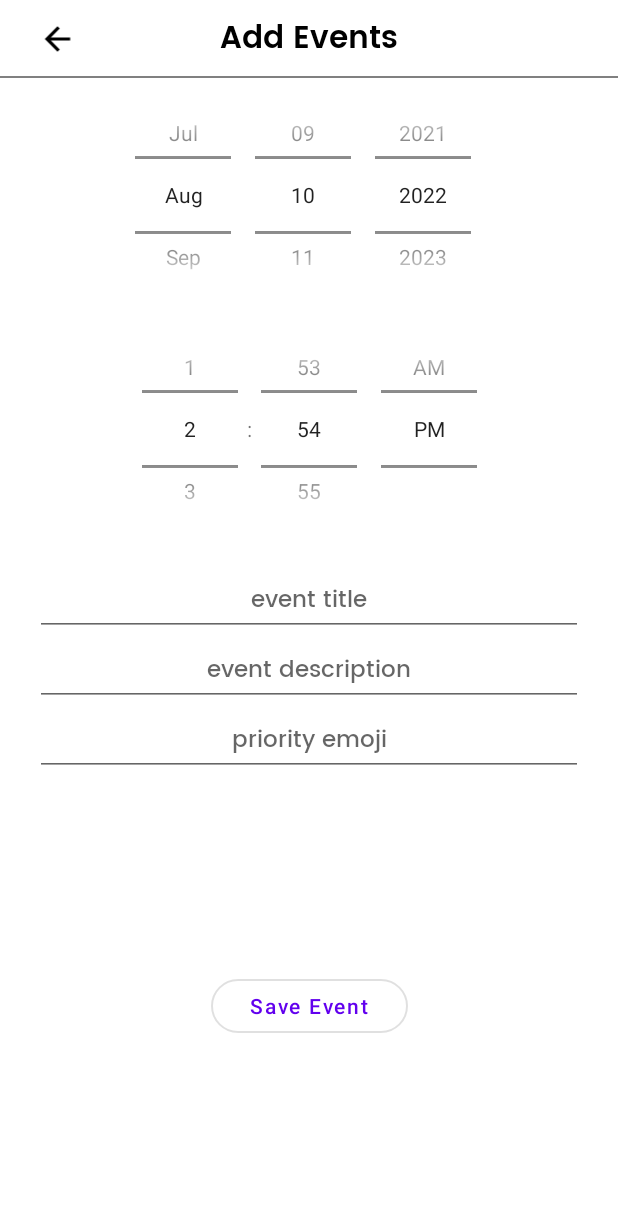
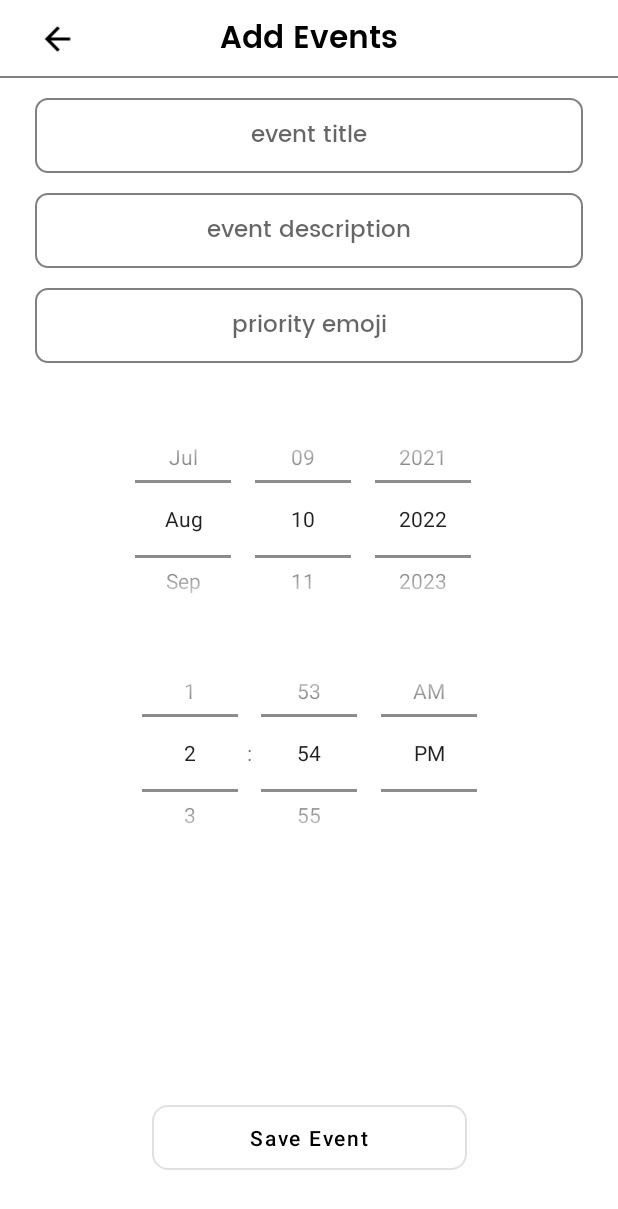
Before and after one commit to visakhc/RemindMe, an Android app: the AddEvents screen opened directly, with no data from a screen before it, on a phone screen of 412 x 824 dp. Shown: the top 1209 px of the screen. Run offline under Robolectric (Android 15) with nearby library versions, the phone set to English and light mode, and no system bars; our stand-ins replace CircleImageView, Room's generated code, sdp/ssp sizes.

Commit message:
added some design modifications.

```diff
--- /dev/null
+++ b/app/src/main/res/drawable/shape_edittext.xml
@@ -0,0 +1,8 @@
+<?xml version="1.0" encoding="utf-8"?>
+<shape xmlns:android="http://schemas.android.com/apk/res/android">
+    <corners android:radius="8dp" />
+    <stroke
+        android:width="1dp"
+        android:color="@color/gray" />
+    <solid android:color="@color/white" />
+</shape>
--- a/app/src/main/res/layout/activity_add_events.xml
+++ b/app/src/main/res/layout/activity_add_events.xml
@@ -20,9 +20,10 @@
         android:layout_gravity="center"
         android:calendarViewShown="false"
         android:datePickerMode="spinner"
+        android:layout_marginTop="@dimen/_20sdp"
         app:layout_constraintEnd_toEndOf="parent"
         app:layout_constraintStart_toStartOf="parent"
-        app:layout_constraintTop_toBottomOf="@+id/incl_layout" />
+        app:layout_constraintTop_toBottomOf="@+id/etEmoji" />
 
     <TimePicker
         android:id="@+id/timePicker"
@@ -44,20 +45,25 @@
         android:layout_marginTop="@dimen/_10sdp"
         android:gravity="center"
         android:hint="event title"
-        android:inputType="text|textAutoComplete|textAutoCorrect"
+        android:background="@drawable/shape_edittext"
+        android:inputType="text|textAutoComplete|textAutoCorrect|textMultiLine"
+        android:paddingVertical="@dimen/_9sdp"
         app:layout_constraintEnd_toEndOf="parent"
         app:layout_constraintStart_toStartOf="parent"
-        app:layout_constraintTop_toBottomOf="@+id/timePicker" />
+        app:layout_constraintTop_toBottomOf="@+id/incl_layout" />
 
     <EditText
         android:id="@+id/et_desc"
         style="@style/normalTextMedium"
         android:layout_width="match_parent"
         android:layout_height="wrap_content"
+        android:layout_marginTop="@dimen/_10sdp"
         android:layout_marginHorizontal="@dimen/_18sdp"
         android:gravity="center"
         android:hint="event description"
-        android:inputType="text|textAutoComplete|textAutoCorrect"
+        android:background="@drawable/shape_edittext"
+        android:inputType="text|textAutoComplete|textAutoCorrect|textMultiLine"
+        android:paddingVertical="@dimen/_9sdp"
         app:layout_constraintEnd_toEndOf="parent"
         app:layout_constraintStart_toStartOf="parent"
         app:layout_constraintTop_toBottomOf="@+id/et_title" />
@@ -70,6 +76,9 @@
         android:layout_marginHorizontal="@dimen/_18sdp"
         android:gravity="center"
         android:hint="priority emoji"
+        android:layout_marginTop="@dimen/_10sdp"
+        android:background="@drawable/shape_edittext"
+        android:paddingVertical="@dimen/_9sdp"
         android:inputType="text|textAutoComplete|textAutoCorrect"
         app:layout_constraintEnd_toEndOf="parent"
         app:layout_constraintStart_toStartOf="parent"
@@ -80,14 +89,16 @@
         style="@style/Widget.MaterialComponents.Button.OutlinedButton"
         android:layout_width="wrap_content"
         android:layout_height="wrap_content"
-        android:paddingHorizontal="@dimen/_20sdp"
+        android:paddingHorizontal="@dimen/_50sdp"
+        android:paddingVertical="@dimen/_9sdp"
+        android:textColor="@color/black"
         android:text="Save Event"
         android:textAllCaps="false"
-        app:cornerRadius="@dimen/_15sdp"
-        app:elevation="@dimen/_10sdp"
+        app:cornerRadius="@dimen/_8sdp"
         app:layout_constraintBottom_toBottomOf="parent"
+        app:layout_constraintTop_toBottomOf="@+id/timePicker"
         app:layout_constraintEnd_toEndOf="parent"
         app:layout_constraintStart_toStartOf="parent"
-        app:layout_constraintTop_toBottomOf="@+id/etEmoji" />
+        app:layout_constraintVertical_bias="0.8" />
 
 </androidx.constraintlayout.widget.ConstraintLayout>
--- a/app/src/main/res/layout/item_calender.xml
+++ b/app/src/main/res/layout/item_calender.xml
@@ -4,6 +4,7 @@
     android:id="@+id/cardView"
     android:layout_width="@dimen/_65sdp"
     android:layout_height="@dimen/_65sdp"
+    app:rippleColor="#2003A9F4"
     android:layout_marginHorizontal="@dimen/_4sdp"
     android:layout_marginVertical="@dimen/_4sdp"
     android:outlineSpotShadowColor="#03A9F4"
```
Also changed, not shown: app/src/main/res/layout/bottom_sheet_layout.xml (+6 -6 lines), app/src/main/res/layout/item_events.xml (+28 -23 lines), app/src/main/res/drawable/shape_view_home_alert.xml (renamed from app/src/main/res/drawable/shape_view__homw_alert.xml).
